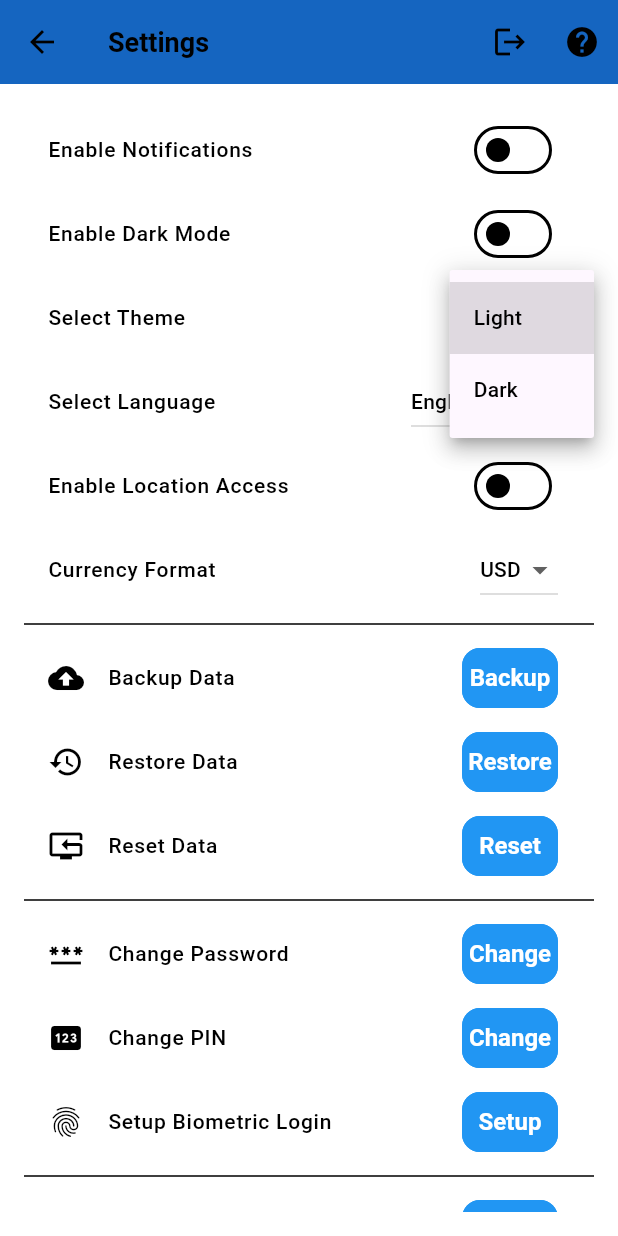
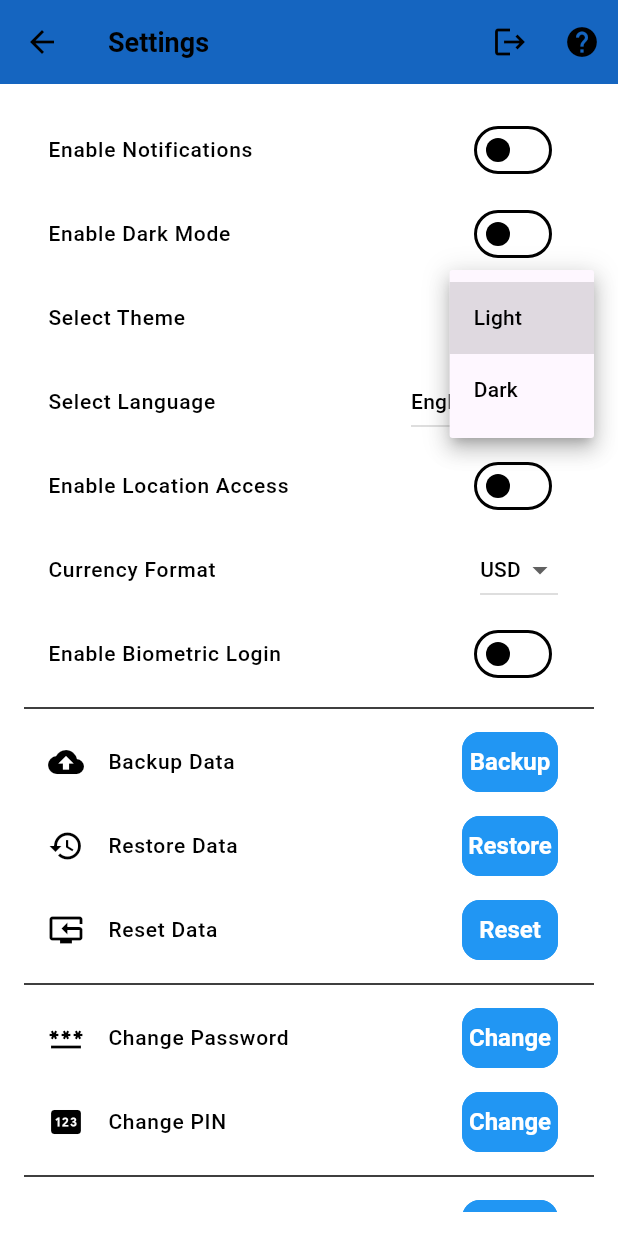
Before and after one commit to JONIETECH/CASH-APP, a Flutter app: the SettingsPage screen opened directly, after a tap on "Light", on a phone screen of 412 x 824 dp. Run offline on Flutter 3.47's test engine with Material 3 defaults, Android fonts, the phone set to English and light mode, and no system bars; our stand-ins replace bloc, equatable, flutter_bloc, font_awesome_flutter, fpdart, get_it and 5 more; accounts and stored records are empty.

Commit message:
Integrated biometric login for mobile from JohnPaul's code

```diff
--- a/lib/core/error/failure.dart
+++ b/lib/core/error/failure.dart
@@ -1,4 +1,8 @@
 class Failure {
   final String message;
   Failure([this.message = 'An unexpected error occured']);
+
 }
+class ServerFailure extends Failure {}
+
+class CacheFailure extends Failure {}
--- /dev/null
+++ b/lib/features/security/data/repositories/biometric_repository_impl.dart
@@ -0,0 +1,42 @@
+import 'package:finance_tracker/core/error/failure.dart';
+import 'package:finance_tracker/features/security/data/datasources/biometric_local_datasource.dart';
+import 'package:finance_tracker/features/security/domain/entities/biometric_status.dart';
+import 'package:finance_tracker/features/security/domain/repositories/biometric_repository.dart';
+import 'package:fpdart/fpdart.dart';
+
+
+class BiometricRepositoryImpl implements BiometricRepository {
+  final BiometricLocalDataSource localDataSource;
+
+  BiometricRepositoryImpl({required this.localDataSource});
+
+  @override
+  Future<Either<Failure, BiometricStatus>> getBiometricStatus() async {
+    try {
+      final status = await localDataSource.getBiometricStatus();
+      return Right(BiometricStatus(isEnabled: status));
+    } catch (e) {
+      return Left(ServerFailure());
+    }
+  }
+
+  @override
+  Future<Either<Failure, void>> setBiometricStatus(bool status) async {
+    try {
+      await localDataSource.setBiometricStatus(status);
+      return const Right(null);
+    } catch (e) {
+      return Left(ServerFailure());
+    }
+  }
+
+  @override
+  Future<Either<Failure, bool>> authenticate() async {
+    try {
+      final authenticated = await localDataSource.authenticate();
+      return Right(authenticated);
+    } catch (e) {
+      return Left(ServerFailure());
+    }
+  }
+}
--- /dev/null
+++ b/lib/features/security/domain/usecases/authenticate.dart
@@ -0,0 +1,16 @@
+import 'package:finance_tracker/core/error/failure.dart';
+import 'package:finance_tracker/core/usecase/usecase.dart';
+import 'package:finance_tracker/features/security/domain/repositories/biometric_repository.dart';
+import 'package:fpdart/fpdart.dart';
+
+
+class Authenticate implements UseCase<bool, NoParams> {
+  final BiometricRepository repository;
+
+  Authenticate(this.repository);
+
+  @override
+  Future<Either<Failure, bool>> call(NoParams params) async {
+    return await repository.authenticate();
+  }
+}
--- /dev/null
+++ b/lib/features/security/domain/usecases/get_biometric_status.dart
@@ -0,0 +1,17 @@
+import 'package:finance_tracker/core/error/failure.dart';
+import 'package:finance_tracker/core/usecase/usecase.dart';
+import 'package:finance_tracker/features/security/domain/entities/biometric_status.dart';
+import 'package:finance_tracker/features/security/domain/repositories/biometric_repository.dart';
+import 'package:fpdart/fpdart.dart';
+
+
+class GetBiometricStatus implements UseCase<BiometricStatus, NoParams> {
+  final BiometricRepository repository;
+
+  GetBiometricStatus(this.repository);
+
+  @override
+  Future<Either<Failure, BiometricStatus>> call(NoParams params) async {
+    return await repository.getBiometricStatus();
+  }
+}
--- /dev/null
+++ b/lib/features/security/domain/usecases/set_biometric_status.dart
@@ -0,0 +1,16 @@
+import 'package:finance_tracker/core/error/failure.dart';
+import 'package:finance_tracker/core/usecase/usecase.dart';
+import 'package:finance_tracker/features/security/domain/repositories/biometric_repository.dart';
+import 'package:fpdart/fpdart.dart';
+
+
+class SetBiometricStatus implements UseCase<void, bool> {
+  final BiometricRepository repository;
+
+  SetBiometricStatus(this.repository);
+
+  @override
+  Future<Either<Failure, void>> call(bool status) async {
+    return await repository.setBiometricStatus(status);
+  }
+}
--- /dev/null
+++ b/lib/features/security/presentation/bloc/biometric_bloc.dart
@@ -0,0 +1,55 @@
+import 'package:bloc/bloc.dart';
+import 'package:equatable/equatable.dart';
+import 'package:finance_tracker/core/error/failure.dart';
+import 'package:finance_tracker/core/usecase/usecase.dart';
+import 'package:finance_tracker/features/security/domain/usecases/authenticate.dart';
+import 'package:finance_tracker/features/security/domain/usecases/get_biometric_status.dart';
+import 'package:finance_tracker/features/security/domain/usecases/set_biometric_status.dart';
+
+part 'biometric_event.dart';
+part 'biometric_state.dart';
+
+class BiometricBloc extends Bloc<BiometricEvent, BiometricState> {
+  final GetBiometricStatus getBiometricStatus;
+  final SetBiometricStatus setBiometricStatus;
+  final Authenticate authenticate;
+
+  BiometricBloc({
+    required this.getBiometricStatus,
+    required this.setBiometricStatus,
+    required this.authenticate,
+  }) : super(BiometricInitial()) {
+    on<BiometricEvent>((event, emit) async {
+      if (event is LoadBiometricStatus) {
+        final result = await getBiometricStatus(NoParams());
+        result.fold(
+          (failure) => emit(BiometricError(message: _mapFailureToMessage(failure))),
+          (status) => emit(BiometricLoaded(status: status.isEnabled)),
+        );
+      } else if (event is UpdateBiometricStatus) {
+        final result = await setBiometricStatus(event.status);
+        result.fold(
+          (failure) => emit(BiometricError(message: _mapFailureToMessage(failure))),
+          (_) => emit(BiometricUpdated(status: event.status)),
+        );
+      } else if (event is AuthenticateUser) {
+        final result = await authenticate(NoParams());
+        result.fold(
+          (failure) => emit(BiometricError(message: _mapFailureToMessage(failure))),
+          (authenticated) => emit(BiometricAuthenticated(authenticated: authenticated)),
+        );
+      }
+    });
+  }
+
+  String _mapFailureToMessage(Failure failure) {
+    switch (failure.runtimeType) {
+      case ServerFailure:
+        return 'Server Failure';
+      case CacheFailure:
+        return 'Cache Failure';
+      default:
+        return 'Unexpected Error';
+    }
+  }
+}
--- /dev/null
+++ b/lib/features/security/presentation/bloc/biometric_event.dart
@@ -0,0 +1,19 @@
+part of 'biometric_bloc.dart';
+
+abstract class BiometricEvent extends Equatable {
+  @override
+  List<Object> get props => [];
+}
+
+class LoadBiometricStatus extends BiometricEvent {}
+
+class UpdateBiometricStatus extends BiometricEvent {
+  final bool status;
+
+  UpdateBiometricStatus({required this.status});
+
+  @override
+  List<Object> get props => [status];
+}
+
+class AuthenticateUser extends BiometricEvent {}
--- /dev/null
+++ b/lib/features/security/presentation/bloc/biometric_state.dart
@@ -0,0 +1,44 @@
+part of 'biometric_bloc.dart';
+
+abstract class BiometricState extends Equatable {
+  @override
+  List<Object> get props => [];
+}
+
+class BiometricInitial extends BiometricState {}
+
+class BiometricLoaded extends BiometricState {
+  final bool status;
+
+  BiometricLoaded({required this.status});
+
+  @override
+  List<Object> get props => [status];
+}
+
+class BiometricUpdated extends BiometricState {
+  final bool status;
+
+  BiometricUpdated({required this.status});
+
+  @override
+  List<Object> get props => [status];
+}
+
+class BiometricAuthenticated extends BiometricState {
+  final bool authenticated;
+
+  BiometricAuthenticated({required this.authenticated});
+
+  @override
+  List<Object> get props => [authenticated];
+}
+
+class BiometricError extends BiometricState {
+  final String message;
+
+  BiometricError({required this.message});
+
+  @override
+  List<Object> get props => [message];
+}
--- a/lib/features/settings/presentation/pages/settings_page.dart
+++ b/lib/features/settings/presentation/pages/settings_page.dart
@@ -1,6 +1,6 @@
-// lib/features/settings/presentation/pages/settings_page.dart
-
+import 'package:finance_tracker/features/security/presentation/bloc/biometric_bloc.dart';
 import 'package:flutter/material.dart';
+import 'package:flutter_bloc/flutter_bloc.dart';
 import '../widgets/text_form_field.dart';
 import '../widgets/switch_list_tile.dart';
 import '../widgets/dropdown_list_tile.dart';
@@ -21,8 +21,15 @@ class _SettingsPageState extends State<SettingsPage> {
   String _theme = 'Light';
   String _language = 'English';
   bool _locationAccess = false;
+  String _currencyFormat = 'USD';
+  bool _biometricEnabled = false;
 
-  String _currencyFormat = 'USD';
+  @override
+  void initState() {
+    super.initState();
+    // Load the initial biometric status
+    BlocProvider.of<BiometricBloc>(context).add(LoadBiometricStatus());
+  }
 
   void _saveSettings() {
     if (_formKey.currentState!.validate()) {
@@ -56,37 +63,58 @@ class _SettingsPageState extends State<SettingsPage> {
 
   void _backupData() {
     // Implement the logic to backup data
-
   }
 
   void _restoreData() {
     // Implement the logic to restore data
-
   }
 
   void _resetData() {
     // Implement the logic to reset data
-
   }
 
   void _changePassword() {
     // Implement the logic to change password
-
   }
 
   void _changePin() {
     // Implement the logic to change PIN
-
-  }
-
-  void _setupBiometricLogin() {
-    // Implement the logic to set up biometric login
-
   }
 
   void _deleteAccount() {
     // Implement the logic to delete the account
+  }
 
+  void _toggleBiometricLogin(bool value) {
+    _showConfirmationDialog(value);
+  }
+
+  void _showConfirmationDialog(bool value) {
+    showDialog(
+      context: context,
+      builder: (context) {
+        return AlertDialog(
+          title: Text('Confirmation'),
+          content: Text('Are you sure you want to ${value ? "enable" : "disable"} biometric login?'),
+          actions: [
+            TextButton(
+              onPressed: () => Navigator.pop(context),
+              child: const Text('Cancel'),
+            ),
+            TextButton(
+              onPressed: () {
+                setState(() {
+                  _biometricEnabled = value;
+                });
+                BlocProvider.of<BiometricBloc>(context).add(UpdateBiometricStatus(status: value));
+                Navigator.pop(context);
+              },
+              child: const Text('Confirm'),
+            ),
+          ],
+        );
+      },
+    );
   }
 
   @override
@@ -106,15 +134,21 @@ class _SettingsPageState extends State<SettingsPage> {
           ),
         ],
       ),
-      body: Container(
-        //color: Colors.grey[200],
+      body: BlocListener<BiometricBloc, BiometricState>(
+        listener: (context, state) {
+          if (state is BiometricLoaded) {
+            setState(() {
+              _biometricEnabled = state.status;
+            });
+          }
+        },
+        child: Container(
           child: Padding(
             padding: const EdgeInsets.all(16.0),
             child: Form(
               key: _formKey,
               child: ListView(
                 children: [
-
                   CustomSwitchListTile(
                     title: 'Enable Notifications',
                     value: _notifications,
@@ -152,8 +186,12 @@ class _SettingsPageState extends State<SettingsPage> {
                     title: 'Currency Format',
                     value: _currencyFormat,
                     items: ['USH', 'KSH', 'TSH', 'USD', 'EUR'],
-                  onChanged: (value) =>
-                      setState(() => _currencyFormat = value!),
+                    onChanged: (value) => setState(() => _currencyFormat = value!),
+                  ),
+                  CustomSwitchListTile(
+                    title: 'Enable Biometric Login',
+                    value: _biometricEnabled,
+                    onChanged: (value) => _toggleBiometricLogin(value),
                   ),
                   Divider(),
                   ListTile(
@@ -197,14 +235,6 @@ class _SettingsPageState extends State<SettingsPage> {
                       child: const Text('Change'),
                     ),
                   ),
-                ListTile(
-                  leading: const Icon(Icons.fingerprint),
-                  title: const Text('Setup Biometric Login'),
-                  trailing: ElevatedButton(
-                    onPressed: _setupBiometricLogin,
-                    child: const Text('Setup'),
-                  ),
-                ),
                   const Divider(),
                   ListTile(
                     leading: const Icon(Icons.delete_forever),
@@ -234,6 +264,7 @@ class _SettingsPageState extends State<SettingsPage> {
             ),
           ),
         ),
+      ),
     );
   }
 }
--- a/lib/main.dart
+++ b/lib/main.dart
@@ -1,4 +1,7 @@
 import 'package:finance_tracker/features/profile_management/presentation/bloc/profile_bloc.dart';
+
+import 'package:finance_tracker/features/security/presentation/bloc/biometric_bloc.dart';
+
 import 'package:flutter/material.dart';
 import 'package:flutter_bloc/flutter_bloc.dart';
 import 'package:finance_tracker/app.dart';
@@ -21,6 +24,7 @@ void main() async {
        BlocProvider(
         create: (_) => serviceLocator<ProfileBloc>(),
       ),
+      BlocProvider(create: (_) => serviceLocator<BiometricBloc>(),)
 
     ],
     child: const MainApp(),
--- a/pubspec.yaml
+++ b/pubspec.yaml
@@ -22,6 +22,9 @@ dependencies:
   internet_connection_checker_plus: ^2.5.0
   provider: ^6.0.0
   local_auth: ^2.1.0
+  build_runner: ^2.4.11
+  json_serializable: ^6.8.0
+  equatable: ^2.0.5
   ##charts_flutter: ^0.11.0
 
 dev_dependencies:
```
Also changed, not shown: lib/app.dart (+42 -1 lines), lib/features/security/data/datasources/biometric_local_datasource.dart (added, +37 -0 lines), lib/features/security/data/models/biometric_status_model.dart (added, +18 -0 lines), lib/features/security/domain/entities/biometric_status.dart (added, +10 -0 lines), lib/features/security/domain/repositories/biometric_repository.dart (added, +10 -0 lines), lib/init_dependecies.dart (+62 -3 lines), pubspec.lock. Lines whose indentation alone changed are shown as unchanged.
